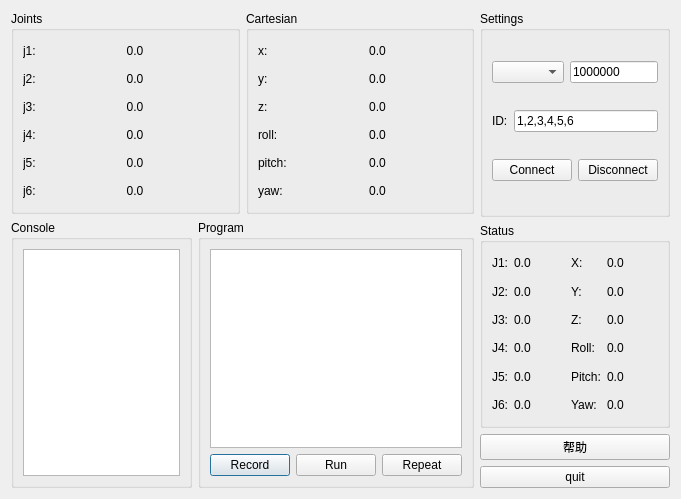
Above: manipulator.ui from Skyendless/MiniBot before the change. Below: the same form after it.
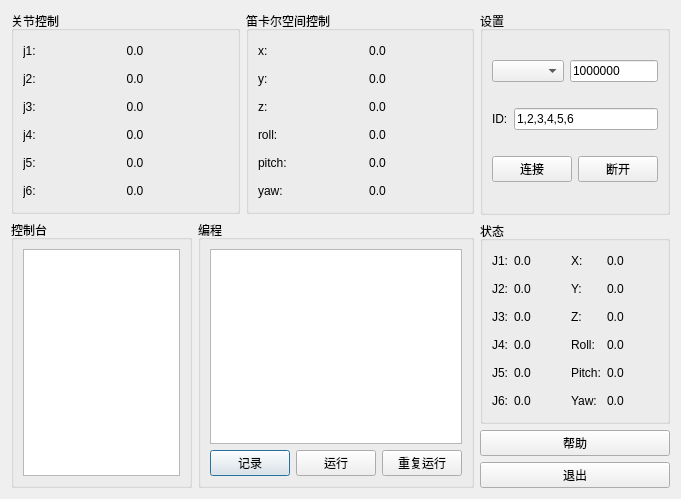
That is the form after the change. Icons and pictures are not drawn. Custom widgets are drawn as their Qt base class.

Commit message: 界面修改成中文

Diff of the .ui file:
```diff
--- a/manipulator.ui
+++ b/manipulator.ui
@@ -21,7 +21,7 @@
        <item>
         <widget class="QGroupBox" name="groupBox">
          <property name="title">
-          <string>Joints</string>
+          <string>关节控制</string>
          </property>
          <layout class="QGridLayout" name="gridLayout" columnstretch="0,0,1,0">
           <item row="0" column="0">
@@ -444,7 +444,7 @@
        <item>
         <widget class="QGroupBox" name="groupBox_2">
          <property name="title">
-          <string>Cartesian</string>
+          <string>笛卡尔空间控制</string>
          </property>
          <layout class="QGridLayout" name="gridLayout_2" columnstretch="0,0,1,0">
           <item row="3" column="1">
@@ -871,7 +871,7 @@
        <item>
         <widget class="QGroupBox" name="groupBox_3">
          <property name="title">
-          <string>Console</string>
+          <string>控制台</string>
          </property>
          <layout class="QVBoxLayout" name="verticalLayout">
           <item>
@@ -883,7 +883,7 @@
        <item>
         <widget class="QGroupBox" name="groupBox_4">
          <property name="title">
-          <string>Program</string>
+          <string>编程</string>
          </property>
          <layout class="QVBoxLayout" name="verticalLayout_2">
           <item>
@@ -894,21 +894,21 @@
             <item>
              <widget class="QPushButton" name="record_button">
               <property name="text">
-               <string>Record</string>
+               <string>记录</string>
               </property>
              </widget>
             </item>
             <item>
              <widget class="QPushButton" name="run_button">
               <property name="text">
-               <string>Run</string>
+               <string>运行</string>
               </property>
              </widget>
             </item>
             <item>
              <widget class="QPushButton" name="repeat_button">
               <property name="text">
-               <string>Repeat</string>
+               <string>重复运行</string>
               </property>
              </widget>
             </item>
@@ -926,7 +926,7 @@
      <item>
       <widget class="QGroupBox" name="groupBox_5">
        <property name="title">
-        <string>Settings</string>
+        <string>设置</string>
        </property>
        <layout class="QVBoxLayout" name="verticalLayout_4">
         <item>
@@ -966,14 +966,14 @@
           <item>
            <widget class="QPushButton" name="connect_button">
             <property name="text">
-             <string>Connect</string>
+             <string>连接</string>
             </property>
            </widget>
           </item>
           <item>
            <widget class="QPushButton" name="disconnect_button">
             <property name="text">
-             <string>Disconnect</string>
+             <string>断开</string>
             </property>
            </widget>
           </item>
@@ -985,7 +985,7 @@
      <item>
       <widget class="QGroupBox" name="groupBox_6">
        <property name="title">
-        <string>Status</string>
+        <string>状态</string>
        </property>
        <layout class="QGridLayout" name="gridLayout_3" columnstretch="0,1,0,1">
         <item row="0" column="0">
@@ -1169,7 +1169,7 @@
      <item>
       <widget class="QPushButton" name="quit_button">
        <property name="text">
-        <string>quit</string>
+        <string>退出</string>
        </property>
       </widget>
      </item>
```
The commit also changes 1 other file.
